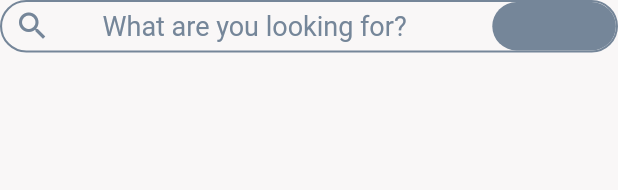
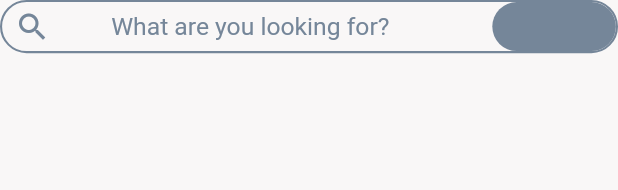
Before and after one commit to nakqeeb/multi_store_flutter, a Flutter app: the SearchBar widget shown alone on an empty page, opened directly, on a phone screen of 412 x 824 dp. Shown: the top 190 px of the screen. Run offline on Flutter 3.47's test engine with Material 2 defaults, Android fonts, the phone set to English and light mode, and no system bars; our stand-ins replace animated_text_kit, badges, card_swiper, connectivity_plus, expandable, firebase_auth and 13 more; missing offline and left inert: dart:ffi, flutter_stripe; accounts and stored records are empty; generated files the repository leaves out were written again; network calls fail.

```diff
--- a/lib/components/search_bar.dart
+++ b/lib/components/search_bar.dart
@@ -25,7 +25,7 @@ class SearchBar extends StatelessWidget {
       },
       borderRadius: BorderRadius.circular(25),
       child: Container(
-        height: 35,
+        height: size.height * 0.043,
         width: double.infinity,
         decoration: BoxDecoration(
           border: Border.all(
@@ -48,7 +48,8 @@ class SearchBar extends StatelessWidget {
             Text(
               appLocale!.what_looking_for,
               style: TextStyle(
-                  fontSize: 18,
+                  // fontSize: 18,
+                  fontSize: size.width * 0.04,
                   color: Theme.of(context).textTheme.bodyText1!.color),
             ),
             SizedBox(
@@ -66,6 +67,9 @@ class SearchBar extends StatelessWidget {
               child: Center(
                 child: Text(
                   appLocale.search,
+                  style: TextStyle(
+                    fontSize: size.width * 0.04,
+                  ),
                 ),
               ),
             )
--- a/lib/main.dart
+++ b/lib/main.dart
@@ -1,5 +1,6 @@
 import 'package:firebase_core/firebase_core.dart';
 import 'package:flutter/material.dart';
+import 'package:flutter/services.dart';
 import 'package:flutter_localizations/flutter_localizations.dart';
 import 'package:flutter_stripe/flutter_stripe.dart';
 import 'package:flutter_gen/gen_l10n/app_localizations.dart';
@@ -26,6 +27,11 @@ import 'utilities/global_variables.dart';
 import 'models/address.dart';
 
 void main() async {
+  // to prevent the landscape mode
+  WidgetsFlutterBinding.ensureInitialized();
+  SystemChrome.setPreferredOrientations(
+      [DeviceOrientation.portraitUp, DeviceOrientation.portraitDown]);
+  // -----------------------------
   WidgetsFlutterBinding.ensureInitialized();
   Stripe.publishableKey = stripePublishableKey;
   Stripe.merchantIdentifier = 'merchant.flutter.stripe.test';
```
Also changed, not shown: lib/screens/profile/components/body.dart (+18 -3 lines).
